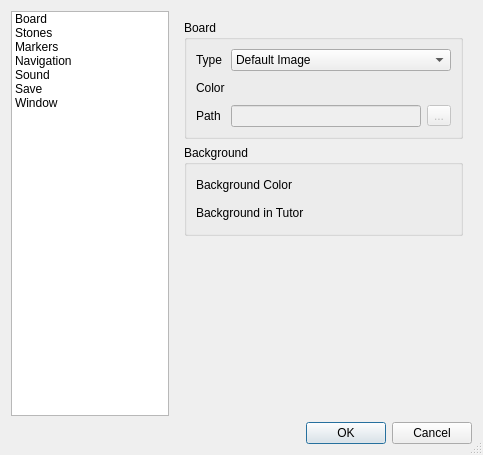
Before: the Qt Designer form setupdialog.ui in nullx002/mugo, drawn with Qt 5.
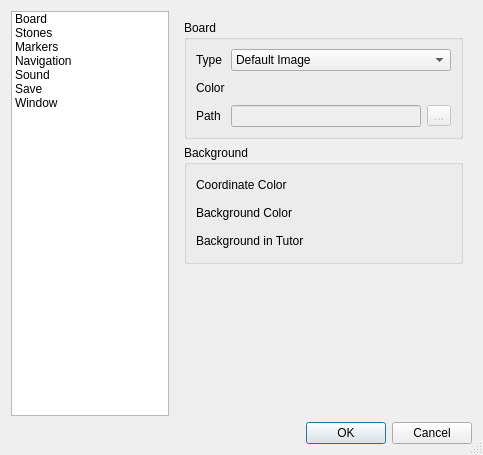
After: the same form once the commit is applied.

Commit message: add: coordinate color on option dialog.

The edit to the form file:
```diff
--- a/setupdialog.ui
+++ b/setupdialog.ui
@@ -163,14 +163,14 @@
             <string>Background</string>
            </property>
            <layout class="QFormLayout" name="formLayout_3">
-            <item row="0" column="0">
+            <item row="1" column="0">
              <widget class="QLabel" name="bgColorLabel">
               <property name="text">
                <string>Background Color</string>
               </property>
              </widget>
             </item>
-            <item row="0" column="1">
+            <item row="1" column="1">
              <widget class="QPushButton" name="bgColorButton">
               <property name="text">
                <string/>
@@ -180,14 +180,14 @@
               </property>
              </widget>
             </item>
-            <item row="1" column="0">
+            <item row="2" column="0">
              <widget class="QLabel" name="bgTutorColorLabel">
               <property name="text">
                <string>Background in Tutor</string>
               </property>
              </widget>
             </item>
-            <item row="1" column="1">
+            <item row="2" column="1">
              <widget class="QPushButton" name="bgTutorColorButton">
               <property name="text">
                <string/>
@@ -197,6 +197,23 @@
               </property>
              </widget>
             </item>
+            <item row="0" column="0">
+             <widget class="QLabel" name="coordinateColorLabel">
+              <property name="text">
+               <string>Coordinate Color</string>
+              </property>
+             </widget>
+            </item>
+            <item row="0" column="1">
+             <widget class="QPushButton" name="coordinateColorButton">
+              <property name="text">
+               <string/>
+              </property>
+              <property name="flat">
+               <bool>true</bool>
+              </property>
+             </widget>
+            </item>
            </layout>
           </widget>
          </item>
```
Left out of the diff: 4 changed lines with no effect on the pictures. The commit also changes 7 other files.
